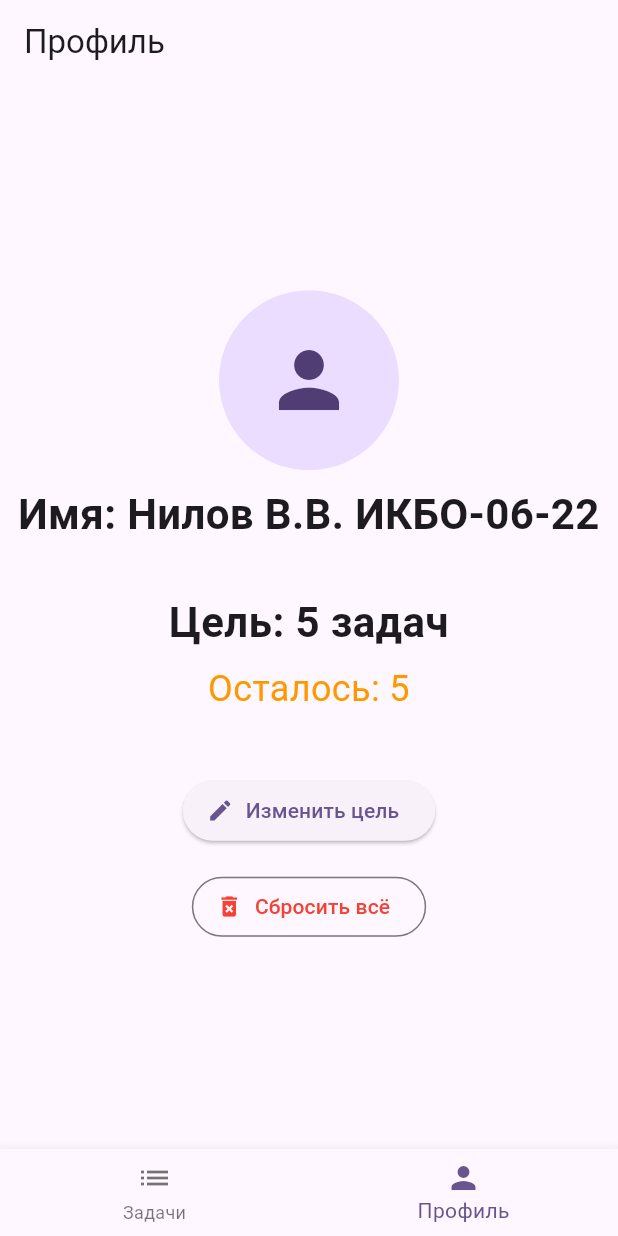
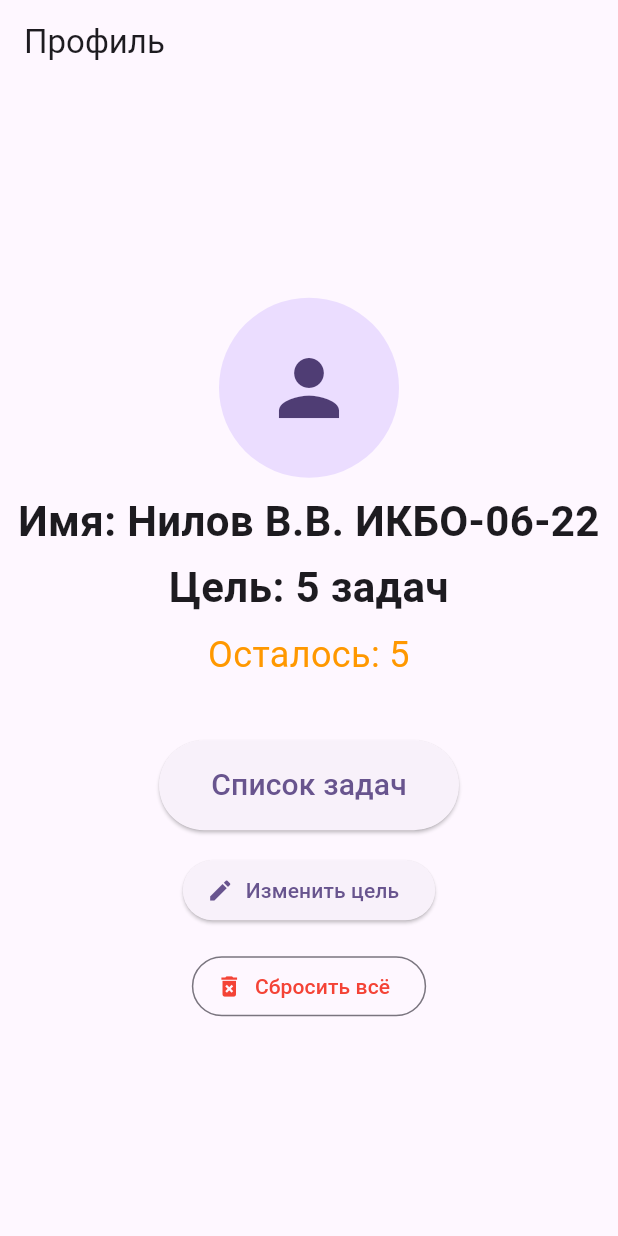
Before and after one commit to Voldemar-exe/rkmp_learn_flutter, a Flutter app: the ProfileScreen screen opened by its route, on a phone screen of 412 x 824 dp. Run offline on Flutter 3.47's test engine with Material 3 defaults, Android fonts, the phone set to English and light mode, and no system bars; our stand-ins replace cached_network_image, go_router; network calls fail.

Commit message:
Remove Bottom Bar. Remove useless code.

```diff
--- a/lib/features/profile/screens/profile_screen.dart
+++ b/lib/features/profile/screens/profile_screen.dart
@@ -111,17 +111,6 @@ class _ProfileScreenState extends State<ProfileScreen> {
 
     return Scaffold(
       appBar: AppBar(title: const Text('Профиль')),
-      bottomNavigationBar: BottomNavigationBar(
-        currentIndex: 1,
-        onTap: (i) {
-          if (i == 1) return;
-          context.go('/tasks-list');
-        },
-        items: const [
-          BottomNavigationBarItem(icon: Icon(Icons.list), label: 'Задачи'),
-          BottomNavigationBarItem(icon: Icon(Icons.person), label: 'Профиль'),
-        ],
-      ),
       body: Center(
         child: Column(
           mainAxisAlignment: MainAxisAlignment.center,
@@ -141,7 +130,7 @@ class _ProfileScreenState extends State<ProfileScreen> {
               style: const TextStyle(fontSize: 28, fontWeight: FontWeight.bold),
               textAlign: TextAlign.center,
             ),
-            const SizedBox(height: 32),
+            const SizedBox(height: 4),
             Text(
               'Цель: $goal задач',
               style: const TextStyle(fontSize: 28, fontWeight: FontWeight.bold),
@@ -154,6 +143,15 @@ class _ProfileScreenState extends State<ProfileScreen> {
               textAlign: TextAlign.center,
             ),
             const SizedBox(height: 40),
+            ElevatedButton(
+              onPressed: () =>
+                  Router.neglect(context, () => context.go('/tasks-list')),
+              style: ElevatedButton.styleFrom(
+                fixedSize: const Size(200, 60), // ширина: 200, высота: 60
+              ),
+              child: const Text('Список задач', style: TextStyle(fontSize: 20)),
+            ),
+            const SizedBox(height: 16),
             ElevatedButton.icon(
               onPressed: () => _showGoalInputDialog(context),
               icon: const Icon(Icons.edit),
--- a/lib/features/task_template/screens/edit_template_screen.dart
+++ b/lib/features/task_template/screens/edit_template_screen.dart
@@ -1,4 +1,5 @@
 import 'package:flutter/material.dart';
+import 'package:go_router/go_router.dart';
 import '../../../app/app_manager.dart';
 import '../../../core/models/template.dart';
 
@@ -60,7 +61,7 @@ class _EditTemplateScreenState extends State<EditTemplateScreen> {
         tags: List<String>.from(_currentTags),
       );
       widget.manager.updateTemplate(widget.index, updated);
-      Navigator.of(context).pop();
+      context.pop();
     }
   }
 
--- a/lib/navigation/app_router.dart
+++ b/lib/navigation/app_router.dart
@@ -1,4 +1,7 @@
 import 'package:go_router/go_router.dart';
+import 'package:rkmp_learn_flutter/features/stats/screens/stats_screen.dart';
+import 'package:rkmp_learn_flutter/features/task_template/screens/edit_template_screen.dart';
+import 'package:rkmp_learn_flutter/features/task_template/screens/template_task_screen.dart';
 import '../features/profile/screens/profile_screen.dart';
 import '../features/tasks_list/screens/tasks_list_screen.dart';
 import '../app/app_manager.dart';
@@ -15,6 +18,28 @@ class AppRouter {
         path: '/tasks-list',
         name: 'tasks-list',
         builder: (context, state) => TaskListScreenWrapper(manager: appManager),
+        routes: [
+          GoRoute(
+            path: '/templates',
+            name: 'templates',
+            builder: (context, state) => TemplateTaskScreenWrapper(manager: appManager),
+            routes: [
+              GoRoute(
+                path: '/edit-template/:index',
+                name: 'edit-template',
+                builder: (context, state) {
+                  final index = int.parse(state.pathParameters['index']!);
+                  return EditTemplateScreen(index: index, manager: appManager);
+                },
+              )
+            ]
+          ),
+          GoRoute(
+              path: '/stats',
+              name: 'stats',
+              builder: (context, state) => StatsScreenWrapper(manager: appManager)
+          )
+        ]
       ),
       GoRoute(
         path: '/profile',
```
Also changed, not shown: lib/features/stats/screens/stats_screen.dart (+2 -11 lines), lib/features/task_template/screens/template_task_screen.dart (+4 -17 lines), lib/features/tasks_list/screens/tasks_list_screen.dart (+13 -29 lines).
